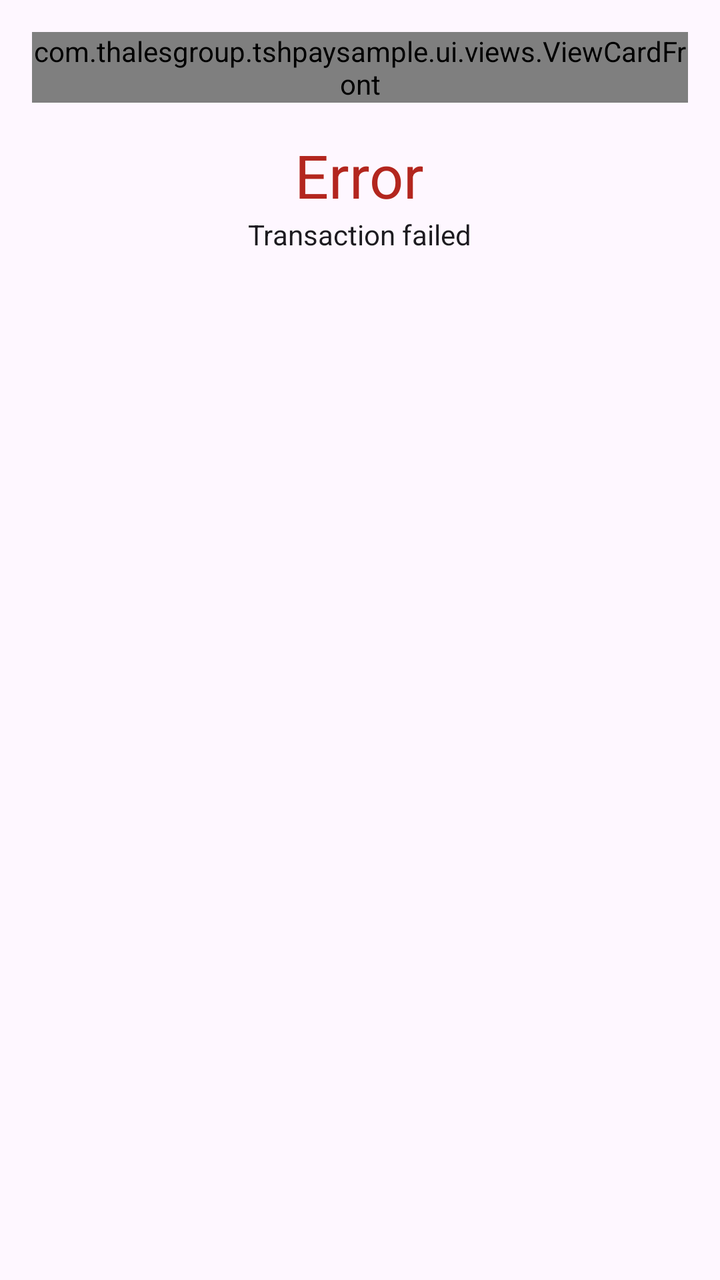
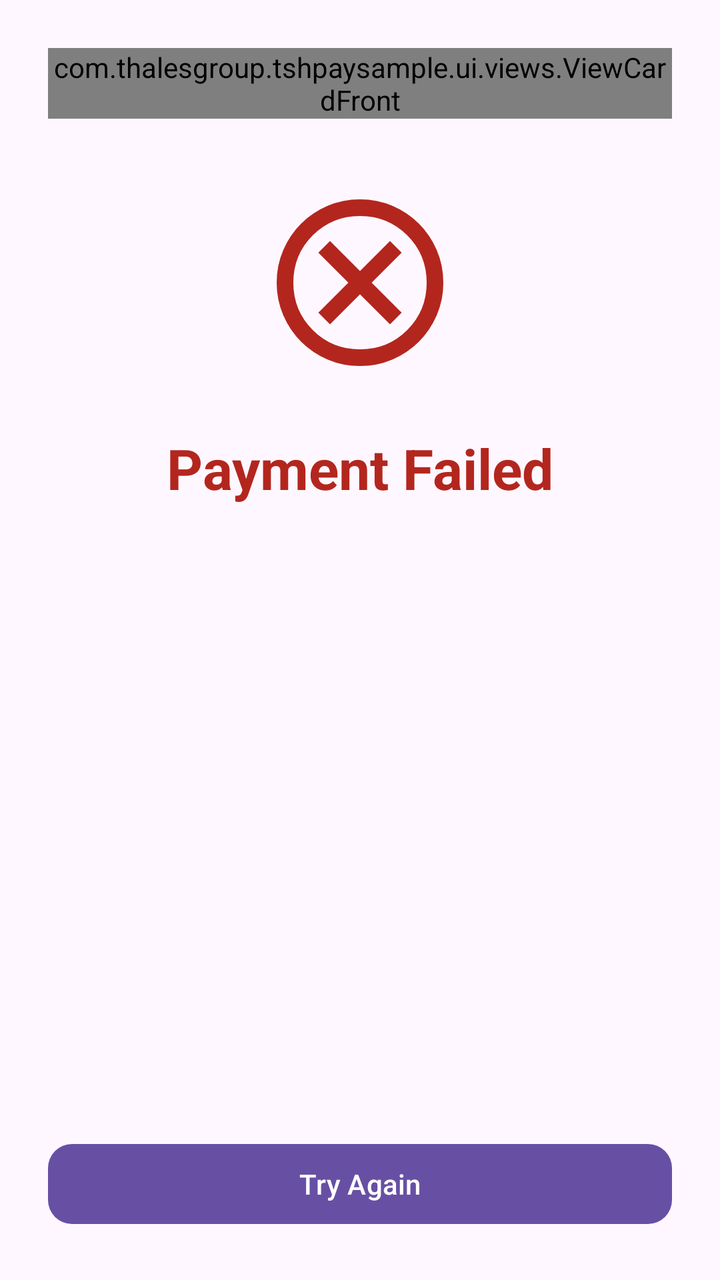

Screens rendered from an Android XML layout before and after an edit, with the pre-edit source and the edit as a unified diff.
<!-- AndroidManifest.xml: application theme Theme.TSHPaySample.NEW -->
<!-- res/layout/fragment_payment_error.xml -->
<?xml version="1.0" encoding="utf-8"?>
<LinearLayout xmlns:android="http://schemas.android.com/apk/res/android"
    android:layout_width="match_parent"
    android:layout_height="match_parent"
    android:gravity="center|top"
    android:orientation="vertical">

    <com.thalesgroup.tshpaysample.ui.views.ViewCardFront
        android:id="@+id/fragment_payment_error_card_visual"
        android:layout_width="match_parent"
        android:layout_height="wrap_content"
        android:layout_margin="16dp" />


    <LinearLayout
        android:layout_width="match_parent"
        android:layout_height="wrap_content"
        android:paddingHorizontal="20dp"
        android:gravity="center"
        android:orientation="vertical">

        <TextView
            android:layout_width="wrap_content"
            android:layout_height="wrap_content"
            android:layout_marginBottom="0dp"
            android:text="Error"
            android:textSize="30sp"
            android:textColor="?attr/colorError" />


        <TextView
            android:id="@+id/message"
            android:layout_width="wrap_content"
            android:layout_height="wrap_content"
            android:layout_marginBottom="0dp"
            android:gravity="center"
            android:text="Transaction failed"
            android:textColor="?attr/colorOnBackground" />

    </LinearLayout>

    <Space
        android:layout_width="0dp"
        android:layout_height="0dp"
        android:layout_weight="1" />


</LinearLayout>
<!-- resources referenced by this layout -->
<resources>
  <style name="Theme.TSHPaySample.NEW" parent="Theme.Material3.DayNight">
          
          <item name="colorSuccess">@color/colorSuccess</item>
      </style>
  <color name="colorSuccess">#388E3C</color>
</resources>

<!-- the commit's change to res/layout/fragment_payment_error.xml (unified diff, before → after) -->
@@ -1,48 +1,54 @@
 <?xml version="1.0" encoding="utf-8"?>
 <LinearLayout xmlns:android="http://schemas.android.com/apk/res/android"
+    xmlns:app="http://schemas.android.com/apk/res-auto"
     android:layout_width="match_parent"
     android:layout_height="match_parent"
-    android:gravity="center|top"
-    android:orientation="vertical">
+    android:gravity="center"
+    android:orientation="vertical"
+    android:padding="24dp">
 
     <com.thalesgroup.tshpaysample.ui.views.ViewCardFront
         android:id="@+id/fragment_payment_error_card_visual"
         android:layout_width="match_parent"
         android:layout_height="wrap_content"
-        android:layout_margin="16dp" />
+        android:layout_marginBottom="32dp" />
 
+    <ImageView
+        android:id="@+id/iv_error_icon"
+        android:layout_width="100dp"
+        android:layout_height="100dp"
+        android:layout_marginBottom="24dp"
+        android:src="@drawable/ic_baseline_cancel_24"
+        app:tint="?attr/colorError"
+        android:contentDescription="@string/payment_failed" />
 
-    <LinearLayout
-        android:layout_width="match_parent"
+    <TextView
+        android:layout_width="wrap_content"
         android:layout_height="wrap_content"
-        android:paddingHorizontal="20dp"
+        android:text="@string/payment_failed"
+        android:textAppearance="?attr/textAppearanceHeadlineMedium"
+        android:textColor="?attr/colorError"
+        android:textStyle="bold" />
+
+    <TextView
+        android:id="@+id/message"
+        android:layout_width="wrap_content"
+        android:layout_height="wrap_content"
+        android:layout_marginTop="16dp"
         android:gravity="center"
-        android:orientation="vertical">
-
-        <TextView
-            android:layout_width="wrap_content"
-            android:layout_height="wrap_content"
-            android:layout_marginBottom="0dp"
-            android:text="Error"
-            android:textSize="30sp"
-            android:textColor="?attr/colorError" />
-
-
-        <TextView
-            android:id="@+id/message"
-            android:layout_width="wrap_content"
-            android:layout_height="wrap_content"
-            android:layout_marginBottom="0dp"
-            android:gravity="center"
-            android:text="Transaction failed"
-            android:textColor="?attr/colorOnBackground" />
-
-    </LinearLayout>
+        android:textAppearance="?attr/textAppearanceBodyLarge"
+        android:textColor="?attr/colorOnSurfaceVariant" />
 
     <Space
-        android:layout_width="0dp"
+        android:layout_width="match_parent"
         android:layout_height="0dp"
         android:layout_weight="1" />
 
+    <com.google.android.material.button.MaterialButton
+        android:id="@+id/btn_retry"
+        android:layout_width="match_parent"
+        android:layout_height="wrap_content"
+        android:text="@string/payment_retry"
+        app:cornerRadius="12dp" />
 
 </LinearLayout>
<!-- resource entries referenced after the edit -->
@@ -1,8 +1,20 @@
 <!-- resources referenced by this layout -->
 <resources>
+  <!-- drawable ic_baseline_cancel_24 (drawable) -->
+  <vector xmlns:android="http://schemas.android.com/apk/res/android" android:height="24dp" android:tint="#FF0000" android:viewportHeight="960" android:viewportWidth="960" android:width="24dp">
+        
+      <path android:fillColor="@android:color/white" android:pathData="M336,680L480,536L624,680L680,624L536,480L680,336L624,280L480,424L336,280L280,336L424,480L280,624L336,680ZM480,880Q397,880 324,848.5Q251,817 197,763Q143,709 111.5,636Q80,563 80,480Q80,397 111.5,324Q143,251 197,197Q251,143 324,111.5Q397,80 480,80Q563,80 636,111.5Q709,143 763,197Q817,251 848.5,324Q880,397 880,480Q880,563 848.5,636Q817,709 763,763Q709,817 636,848.5Q563,880 480,880ZM480,800Q614,800 707,707Q800,614 800,480Q800,346 707,253Q614,160 480,160Q346,160 253,253Q160,346 160,480Q160,614 253,707Q346,800 480,800ZM480,480Q480,480 480,480Q480,480 480,480Q480,480 480,480Q480,480 480,480Q480,480 480,480Q480,480 480,480Q480,480 480,480Q480,480 480,480Z"/>
+      
+  </vector>
+  <string name="payment_failed">Payment Failed</string>
+  <string name="payment_retry">Try Again</string>
   <style name="Theme.TSHPaySample.NEW" parent="Theme.Material3.DayNight">
           
           <item name="colorSuccess">@color/colorSuccess</item>
+  
+          
+          <item name="android:windowLightStatusBar">true</item>
+          <item name="android:statusBarColor">@android:color/transparent</item>
       </style>
   <color name="colorSuccess">#388E3C</color>
 </resources>
